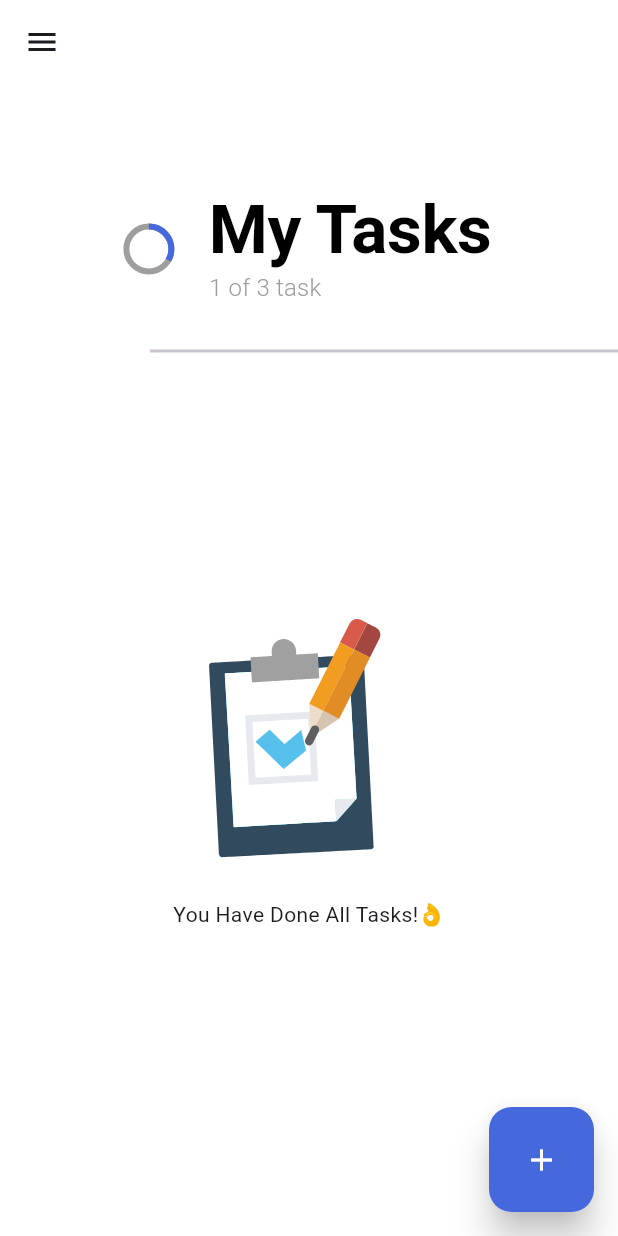
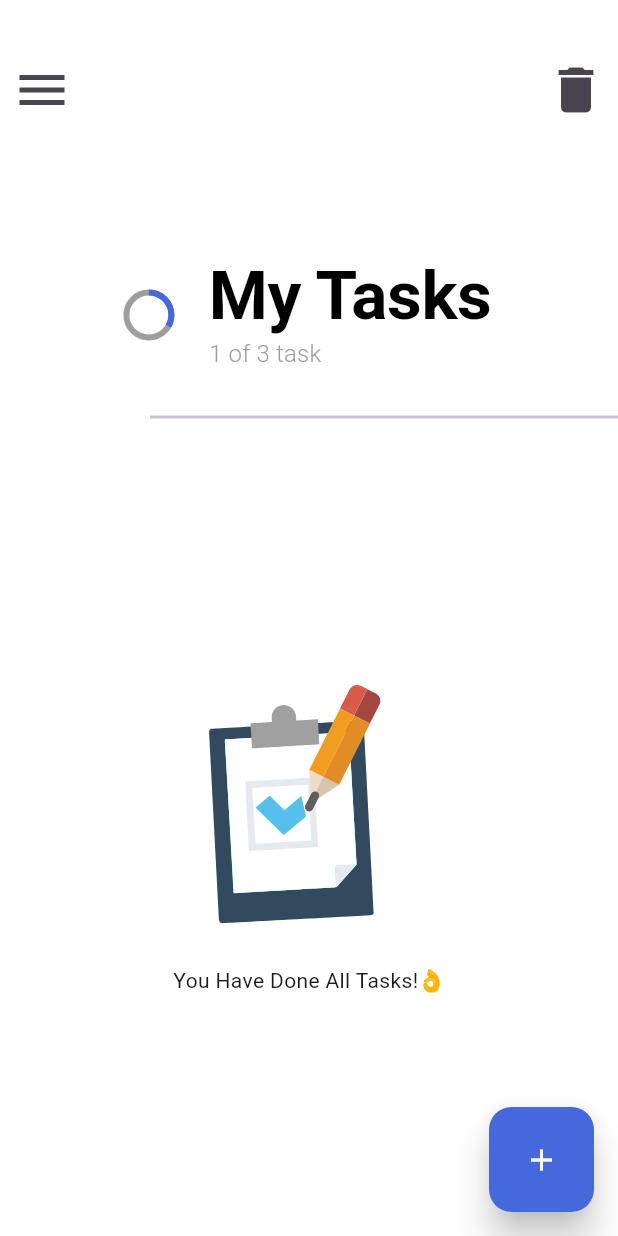
Before and after one commit to kamilgadek/task_app, a Flutter app: the screen it shows after launch, on a phone screen of 412 x 824 dp. Run offline on Flutter 3.47's test engine with Material 3 defaults, Android fonts, the phone set to English and light mode, and no system bars; drawn by our look-alikes of flutter_slider_drawer; our stand-ins replace animate_do, lottie.

Commit message:
Add trash icon

```diff
--- a/lib/views/home/components/home_app_bar.dart
+++ b/lib/views/home/components/home_app_bar.dart
@@ -1,3 +1,4 @@
+import 'package:flutter/cupertino.dart';
 import 'package:flutter/material.dart';
 
 class HomeAppBar extends StatefulWidget {
@@ -38,22 +39,33 @@ class _HomeAppBarState extends State<HomeAppBar>
 
    @override
   Widget build(BuildContext context) {
-    return AppBar(
-      // Ustawienie tła na biały, aby dopasować do reszty aplikacji
-      backgroundColor: Colors.white,
-      elevation: 0, // Ustawienie bez cienia
-      leading: IconButton(
-        onPressed: () {
-          setState(() {
-            isDrawerOpen = !isDrawerOpen;
-            isDrawerOpen
-                ? animationController.forward()
-                : animationController.reverse();
-          });
-        },
-        icon: AnimatedIcon(
-          icon: AnimatedIcons.menu_close,
-          progress: animationController,
+    return SizedBox(
+      width: double.infinity,
+      height: 100,
+      child : Padding(
+        padding: const EdgeInsets.only(top: 20),
+        child: Row(
+          mainAxisAlignment: MainAxisAlignment.spaceBetween,
+          children: [
+            IconButton(
+              onPressed: () {
+                //Tym przyciskiem będę usuwał zadania
+
+              },
+              icon: AnimatedIcon(
+                icon: AnimatedIcons.menu_close,
+                progress: animationController,
+                size: 40,
+              ),
+            ),
+             IconButton(
+              onPressed: onDrawerToogle,
+              icon: Icon(
+                Icons.delete,
+                size: 40,
+              )
+            ),
+          ],
         ),
       ),
     );
```
